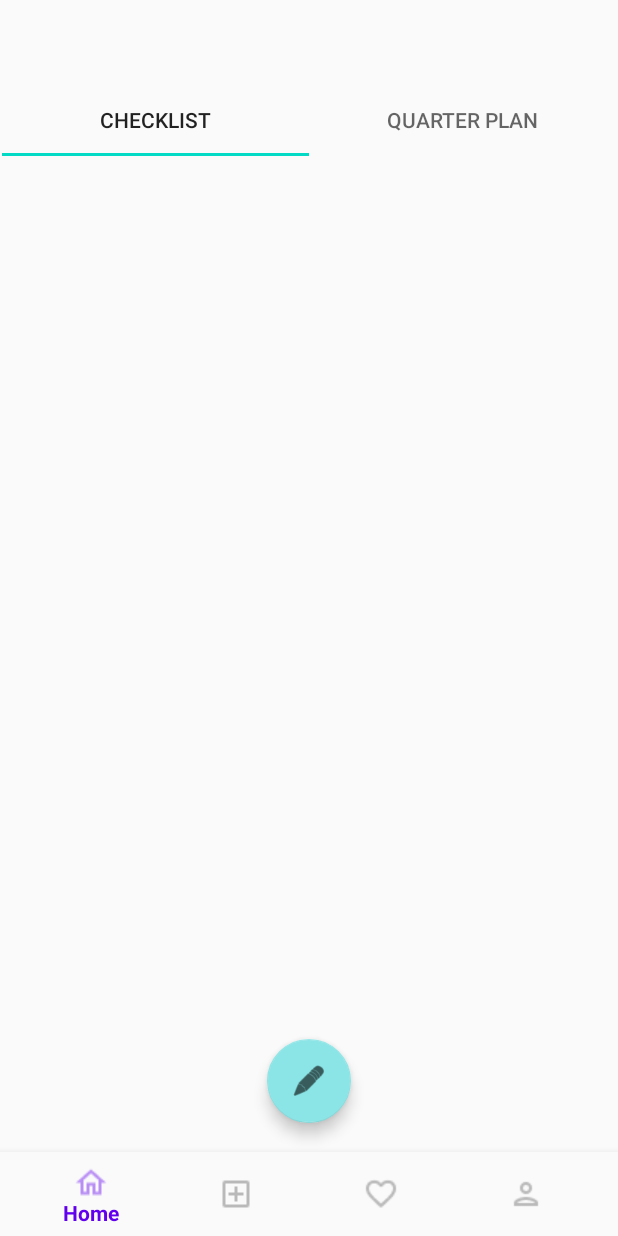
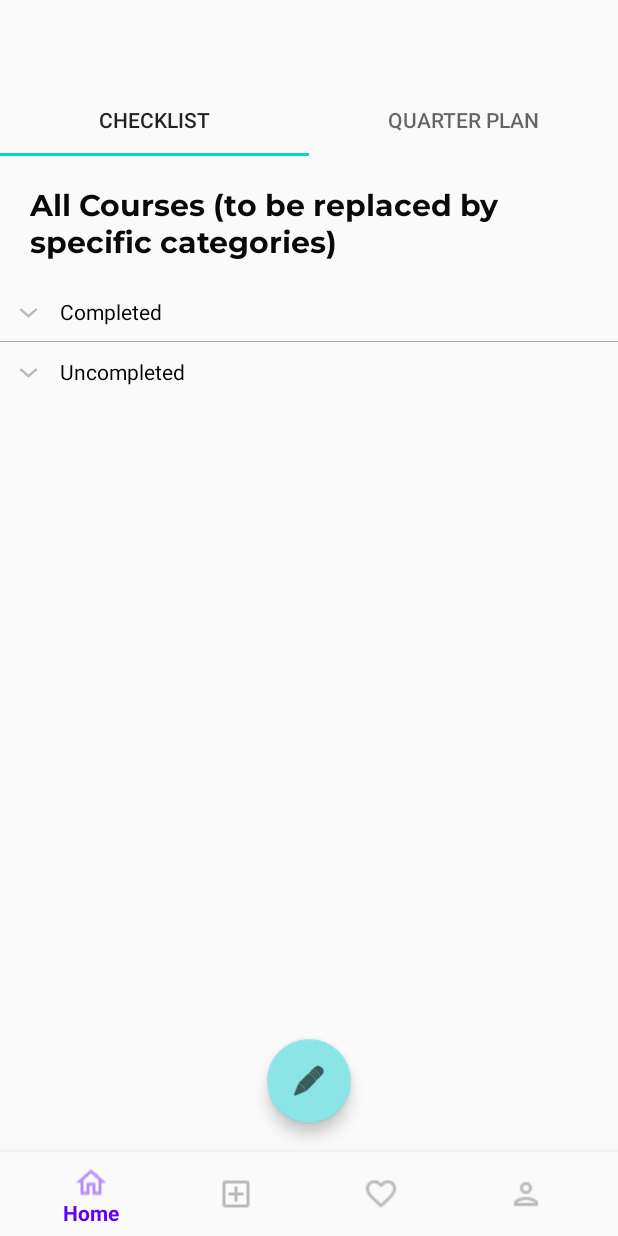
Before and after one commit to SKBost/Degree-Planner, an Android app: the screen it shows after launch (MainActivity), after a tap on "Get Started!", on a phone screen of 412 x 824 dp. Run offline under Robolectric (Android 15) with nearby library versions, the phone set to English and light mode, and no system bars; our stand-ins replace navigation-ui.

Commit message:
Added to home layout (note: completed/uncompleted not functional yet)

```diff
--- a/app/build.gradle
+++ b/app/build.gradle
@@ -20,6 +20,10 @@ android {
             proguardFiles getDefaultProguardFile('proguard-android-optimize.txt'), 'proguard-rules.pro'
         }
     }
+    compileOptions {
+        sourceCompatibility JavaVersion.VERSION_1_8
+        targetCompatibility JavaVersion.VERSION_1_8
+    }
 }
 
 dependencies {
@@ -33,6 +37,7 @@ dependencies {
     implementation 'androidx.lifecycle:lifecycle-extensions:2.2.0'
     implementation 'junit:junit:4.12'
     implementation 'junit:junit:4.12'
+    implementation 'androidx.legacy:legacy-support-v4:1.0.0'
     testImplementation 'junit:junit:4.12'
     androidTestImplementation 'androidx.test.ext:junit:1.1.1'
     androidTestImplementation 'androidx.test.espresso:espresso-core:3.2.0'
--- a/app/src/main/java/com/example/degreeplanner/activities/MainActivity.java
+++ b/app/src/main/java/com/example/degreeplanner/activities/MainActivity.java
@@ -6,6 +6,7 @@ import android.view.View;
 import android.widget.Button;
 
 import com.example.degreeplanner.R;
+import com.example.degreeplanner.classes.RequirementCategory;
 import com.google.android.material.bottomnavigation.BottomNavigationView;
 import com.google.android.material.floatingactionbutton.FloatingActionButton;
 
@@ -14,6 +15,9 @@ import androidx.navigation.NavController;
 import androidx.navigation.Navigation;
 import androidx.navigation.ui.AppBarConfiguration;
 import androidx.navigation.ui.NavigationUI;
+
+import java.util.ArrayList;
+import java.util.Arrays;
 
 public class MainActivity extends AppCompatActivity {
 
@@ -31,8 +35,6 @@ public class MainActivity extends AppCompatActivity {
         NavController navController = Navigation.findNavController(this, R.id.nav_host_fragment);
         //NavigationUI.setupActionBarWithNavController(this, navController, appBarConfiguration);
         NavigationUI.setupWithNavController(navView, navController);
-
-
     }
 
 
--- a/app/src/main/java/com/example/degreeplanner/ui/home/HomeFragment.java
+++ b/app/src/main/java/com/example/degreeplanner/ui/home/HomeFragment.java
@@ -2,10 +2,12 @@ package com.example.degreeplanner.ui.home;
 
 import android.content.Intent;
 import android.os.Bundle;
+import android.util.Log;
 import android.view.Gravity;
 import android.view.LayoutInflater;
 import android.view.View;
 import android.view.ViewGroup;
+import android.widget.ExpandableListView;
 import android.widget.LinearLayout;
 import android.widget.PopupWindow;
 import android.widget.RelativeLayout;
@@ -15,23 +17,36 @@ import androidx.annotation.NonNull;
 import androidx.annotation.Nullable;
 import androidx.fragment.app.Fragment;
 import androidx.lifecycle.Observer;
+import androidx.lifecycle.ViewModelProvider;
 import androidx.lifecycle.ViewModelProviders;
+import androidx.viewpager.widget.ViewPager;
+import androidx.viewpager2.widget.ViewPager2;
 
 import com.example.degreeplanner.R;
+import com.example.degreeplanner.ui.home.checklist.ChecklistAdapter;
 import com.example.degreeplanner.ui.requirements.AddRequirement;
+import com.example.degreeplanner.ui.requirements.RequirementsViewModel;
 import com.google.android.material.floatingactionbutton.FloatingActionButton;
+import com.google.android.material.tabs.TabLayout;
+import com.google.android.material.tabs.TabLayoutMediator;
 
 public class HomeFragment extends Fragment {
 
     private HomeViewModel homeViewModel;
+    TabAdapter tabAdapter;
+    ViewPager2 viewPager;
+    private static final String[] tabNames = new String[] {"Checklist", "Quarter Plan"};
 
     public View onCreateView(@NonNull LayoutInflater inflater,
                              final ViewGroup container, Bundle savedInstanceState) {
         homeViewModel =
-                ViewModelProviders.of(this).get(HomeViewModel.class);
+                new ViewModelProvider(this).get(HomeViewModel.class);
         final View root = inflater.inflate(R.layout.fragment_home, container, false);
 
-        //Test quarter plan image
+        // Set up checklist and quarter plan tab
+        tabAdapter = new TabAdapter(getActivity());
+        viewPager = root.findViewById(R.id.home_view_pager);
+        viewPager.setAdapter(tabAdapter);
 
 
         // Move to add requirements screen once button is pressed
@@ -44,6 +59,14 @@ public class HomeFragment extends Fragment {
         });
 
         return root;
+    }
+
+    @Override
+    public void onViewCreated(@NonNull View view, @Nullable Bundle savedInstanceState) {
+        TabLayout tabLayout = view.findViewById(R.id.tabLayout);
+        new TabLayoutMediator(tabLayout, viewPager,
+                (tab, position) -> tab.setText(tabNames[position])
+        ).attach();
     }
 
     /*
@@ -59,8 +82,6 @@ public class HomeFragment extends Fragment {
 
         final PopupWindow popupWindow = new PopupWindow(popupView, width, 550, true);
 
-
-
         // show the popup window
         // which view you pass in doesn't matter, it is only used for the window token
         popupWindow.showAtLocation(view, Gravity.CENTER, 0, 600);
--- /dev/null
+++ b/app/src/main/java/com/example/degreeplanner/ui/home/TabAdapter.java
@@ -0,0 +1,35 @@
+package com.example.degreeplanner.ui.home;
+
+import androidx.annotation.NonNull;
+import androidx.fragment.app.Fragment;
+import androidx.fragment.app.FragmentActivity;
+import androidx.viewpager2.adapter.FragmentStateAdapter;
+
+import com.example.degreeplanner.ui.home.checklist.ChecklistTabFragment;
+
+public class TabAdapter extends FragmentStateAdapter {
+
+    private final int NUM_TABS = 2;
+
+    public TabAdapter(@NonNull FragmentActivity fragmentActivity) {
+        super(fragmentActivity);
+    }
+
+    @NonNull
+    @Override
+    public Fragment createFragment(int position) {
+        switch (position) {
+            case 0:
+                return new ChecklistTabFragment();
+            case 1:
+                return new QuarterPlanTabFragment();
+
+        }
+        return new ChecklistTabFragment();
+    }
+
+    @Override
+    public int getItemCount() {
+        return NUM_TABS;
+    }
+}
--- /dev/null
+++ b/app/src/main/java/com/example/degreeplanner/ui/home/checklist/ChecklistAdapter.java
@@ -0,0 +1,140 @@
+package com.example.degreeplanner.ui.home.checklist;
+
+import android.content.Context;
+import android.view.LayoutInflater;
+import android.view.View;
+import android.view.ViewGroup;
+import android.widget.BaseExpandableListAdapter;
+import android.widget.TextView;
+
+import com.example.degreeplanner.R;
+import com.example.degreeplanner.classes.Checklist;
+import com.example.degreeplanner.classes.Course;
+import com.example.degreeplanner.classes.RequirementCategory;
+
+import java.util.ArrayList;
+import java.util.List;
+
+public class ChecklistAdapter extends BaseExpandableListAdapter {
+    private Context context;
+    // Header information (completed/uncompleted)
+    private List<String> expandableListTitle;
+    // List body information (courses)
+    private Checklist expandableListDetail;
+
+    /*
+     * Adapter constructor
+     */
+    public ChecklistAdapter(Context context, ArrayList<RequirementCategory> myReqCourses, ArrayList<Course> myCompCourses) {
+        super();
+        this.context = context;
+        expandableListTitle = new ArrayList<>();
+        this.expandableListTitle.add("Completed");
+        this.expandableListTitle.add("Uncompleted");
+        expandableListDetail = new Checklist(myReqCourses, myCompCourses);
+    }
+
+    /*
+     * Gets the data associated with the given child within the given group
+     */
+    @Override
+    public Course getChild(int listPosition, int expandedListPosition) {
+        switch (listPosition) {
+            case 0:
+                return expandableListDetail.getCompletedCourses().get(expandedListPosition);
+            case 1:
+                // todo: get uncompleted courses, currently returns completed courses
+                return expandableListDetail.getCompletedCourses().get(expandedListPosition);
+        }
+        return expandableListDetail.getCompletedCourses().get(expandedListPosition);
+    }
+
+    /*
+     * Gets the ID for the given child within the given group
+     */
+    @Override
+    public long getChildId(int listPosition, int expandedListPosition) {
+        return expandedListPosition;
+    }
+
+    /*
+     * Gets a View that displays the data for the given child within the given group
+     */
+    @Override
+    public View getChildView(int listPosition, final int expandedListPosition,
+                             boolean isLastChild, View convertView, ViewGroup parent) {
+        // Turn each Course object into a string with name
+        final String myDept = getChild(listPosition, expandedListPosition).getDept();
+        final String myCourseCode = getChild(listPosition, expandedListPosition).getCode();
+        final String expandedListText = myDept + myCourseCode;
+        // Inflate child item view
+        if (convertView == null) {
+            LayoutInflater layoutInflater = (LayoutInflater) this.context
+                    .getSystemService(Context.LAYOUT_INFLATER_SERVICE);
+            convertView = layoutInflater.inflate(R.layout.checklist_child_item, parent, false);
+        }
+        // Set text of child item to course name
+        TextView expandedListTextView = (TextView) convertView
+                .findViewById(R.id.expandedListItem);
+        expandedListTextView.setText(expandedListText);
+        return convertView;
+    }
+
+    @Override
+    public int getChildrenCount(int listPosition) {
+        switch (listPosition) {
+            case 0:
+                return expandableListDetail.getCompletedCourses().size();
+            case 1:
+                // todo: get uncompleted course size, currently returns completed courses
+                return expandableListDetail.getCompletedCourses().size();
+        }
+        return expandableListDetail.getCompletedCourses().size();
+    }
+
+    @Override
+    public Object getGroup(int listPosition) {
+        return this.expandableListTitle.get(listPosition);
+    }
+
+    @Override
+    public int getGroupCount() {
+        return this.expandableListTitle.size();
+    }
+
+    @Override
+    public long getGroupId(int listPosition) {
+        return listPosition;
+    }
+
+    /*
+     * Gets a View that displays the given group
+     */
+    @Override
+    public View getGroupView(int listPosition, boolean isExpanded,
+                             View convertView, ViewGroup parent) {
+        // Get either the completed or uncompleted category
+        String listTitle = (String) getGroup(listPosition);
+        // Inflate view of group text
+        if (convertView == null) {
+            LayoutInflater layoutInflater = (LayoutInflater) this.context.
+                    getSystemService(Context.LAYOUT_INFLATER_SERVICE);
+            convertView = layoutInflater.inflate(R.layout.checklist_group_header, parent, false);
+        }
+        // Set text to name of header
+        TextView listTitleTextView = (TextView) convertView
+                .findViewById(R.id.listTitle);
+        listTitleTextView.setText(listTitle);
+        return convertView;
+    }
+
+    @Override
+    public boolean hasStableIds() {
+        return false;
+    }
+
+    @Override
+    public boolean isChildSelectable(int listPosition, int expandedListPosition) {
+        return true;
+    }
+}
--- /dev/null
+++ b/app/src/main/java/com/example/degreeplanner/ui/home/checklist/ChecklistTabFragment.java
@@ -0,0 +1,52 @@
+package com.example.degreeplanner.ui.home.checklist;
+
+import androidx.lifecycle.ViewModelProviders;
+
+import android.os.Bundle;
+
+import androidx.annotation.NonNull;
+import androidx.annotation.Nullable;
+import androidx.fragment.app.Fragment;
+
+import android.util.Log;
+import android.view.LayoutInflater;
+import android.view.View;
+import android.view.ViewGroup;
+import android.widget.ExpandableListView;
+
+import com.example.degreeplanner.R;
+import com.example.degreeplanner.ui.requirements.RequirementsViewModel;
+
+public class ChecklistTabFragment extends Fragment {
+
+    private ChecklistTabViewModel mViewModel;
+    ExpandableListView expandableListView;
+    ChecklistAdapter checklistAdapter;
+
+    public static ChecklistTabFragment newInstance() {
+        return new ChecklistTabFragment();
+    }
+
+    @Override
+    public View onCreateView(@NonNull LayoutInflater inflater, @Nullable ViewGroup container,
+                             @Nullable Bundle savedInstanceState) {
+        final View root = inflater.inflate(R.layout.checklist_tab_fragment, container, false);
+
+        // Set up expandable list in checklist
+        expandableListView = (ExpandableListView) root.findViewById(R.id.expandableListView);
+        // todo: using all courses, replace with specific categories (major,minor,etc.)
+        // todo: array of all completed courses needs to be made, using all courses just as filler
+        checklistAdapter = new ChecklistAdapter(getContext(), RequirementsViewModel.allReqCats, RequirementsViewModel.allCourses.getCourses());
+        expandableListView.setAdapter(checklistAdapter);
+
+        return root;
+    }
+
+    @Override
+    public void onActivityCreated(@Nullable Bundle savedInstanceState) {
+        super.onActivityCreated(savedInstanceState);
+        mViewModel = ViewModelProviders.of(this).get(ChecklistTabViewModel.class);
+        // TODO: Use the ViewModel
+    }
+
+}
--- /dev/null
+++ b/app/src/main/java/com/example/degreeplanner/ui/home/checklist/ChecklistTabViewModel.java
@@ -0,0 +1,7 @@
+package com.example.degreeplanner.ui.home.checklist;
+
+import androidx.lifecycle.ViewModel;
+
+public class ChecklistTabViewModel extends ViewModel {
+    // TODO: Implement the ViewModel
+}
--- a/app/src/main/java/com/example/degreeplanner/ui/requirements/RequirementAdapter.java
+++ b/app/src/main/java/com/example/degreeplanner/ui/requirements/RequirementAdapter.java
@@ -58,8 +58,8 @@ public class RequirementAdapter extends RecyclerView.Adapter<RequirementAdapter.
     public void onBindViewHolder(@NonNull ViewHolder holder, int position) {
         TextView myTextView = holder.textView;
         Course myCourse = courses.get(position);
+        // todo: replace text with resource strings
         myTextView.setText(myCourse.getDept() + " " + myCourse.getCode());
-        Log.e("RequirementsFragment", "AAAAAAH" + " " + myCourse.getDept() + " " + myCourse.getCode());
     }
 
     /*
@@ -67,7 +67,6 @@ public class RequirementAdapter extends RecyclerView.Adapter<RequirementAdapter.
      */
     @Override
     public int getItemCount() {
-        Log.e("adapter", "This is size: " + courses.size());
         return this.courses.size();
     }
 }
--- a/app/src/main/java/com/example/degreeplanner/ui/requirements/RequirementsViewModel.java
+++ b/app/src/main/java/com/example/degreeplanner/ui/requirements/RequirementsViewModel.java
@@ -17,11 +17,14 @@ import com.example.degreeplanner.classes.Course;
 import com.example.degreeplanner.classes.RequirementCategory;
 
 import java.util.ArrayList;
+import java.util.Arrays;
 
 
 public class RequirementsViewModel extends ViewModel {
 
     public static RequirementCategory allCourses = new RequirementCategory("All Course Info");
+    public static ArrayList<RequirementCategory> allReqCats =
+            new ArrayList<>(Arrays.asList(allCourses));
 
 
     public ArrayList<Course> getAllCourses() {
--- /dev/null
+++ b/app/src/main/res/layout/checklist_group_header.xml
@@ -0,0 +1,16 @@
+<?xml version="1.0" encoding="utf-8"?>
+
+<LinearLayout
+    xmlns:android="http://schemas.android.com/apk/res/android"
+    android:orientation="vertical"
+    android:layout_width="match_parent"
+    android:layout_height="wrap_content">
+    <TextView
+        android:id="@+id/listTitle"
+        android:layout_width="fill_parent"
+        android:layout_height="wrap_content"
+        android:paddingStart="?android:attr/expandableListPreferredItemPaddingLeft"
+        android:textColor="@android:color/black"
+        android:paddingTop="10dp"
+        android:paddingBottom="10dp" />
+</LinearLayout>
--- /dev/null
+++ b/app/src/main/res/layout/checklist_tab_fragment.xml
@@ -0,0 +1,28 @@
+<?xml version="1.0" encoding="utf-8"?>
+<RelativeLayout xmlns:android="http://schemas.android.com/apk/res/android"
+    android:id="@+id/checklist_tab"
+    android:layout_width="match_parent"
+    android:layout_height="match_parent">
+
+    <TextView
+        android:id="@+id/checklist_major"
+        android:layout_width="wrap_content"
+        android:layout_height="wrap_content"
+        android:fontFamily="@font/montserrat_bold"
+        android:text="All Courses (to be replaced by specific categories)"
+        android:textColor="@color/black"
+        android:textSize="20sp"
+        android:layout_marginStart="20dp"
+        android:layout_marginTop="20dp"/>
+
+    <ExpandableListView
+        android:id="@+id/expandableListView"
+        android:layout_width="match_parent"
+        android:layout_height="wrap_content"
+        android:layout_below="@+id/checklist_major"
+        android:layout_marginTop="10dp"
+        android:divider="@android:color/darker_gray"
+        android:dividerHeight="0.5dp"
+        android:indicatorLeft="?android:attr/expandableListPreferredItemIndicatorLeft" />
+
+</RelativeLayout>
--- a/app/src/main/res/layout/fragment_home.xml
+++ b/app/src/main/res/layout/fragment_home.xml
@@ -1,26 +1,22 @@
 <?xml version="1.0" encoding="utf-8"?>
-<androidx.constraintlayout.widget.ConstraintLayout xmlns:android="http://schemas.android.com/apk/res/android"
+<androidx.constraintlayout.widget.ConstraintLayout
+    xmlns:android="http://schemas.android.com/apk/res/android"
     xmlns:app="http://schemas.android.com/apk/res-auto"
     xmlns:tools="http://schemas.android.com/tools"
     android:layout_width="match_parent"
     android:layout_height="match_parent"
-    tools:context=".ui.home.HomeFragment">
+    tools:context=".ui.home.HomeFragment"
+    >
 
-    <com.google.android.material.floatingactionbutton.FloatingActionButton
-        android:id="@+id/edit_quarter_plan_button"
-        android:layout_width="wrap_content"
-        android:layout_height="wrap_content"
-        android:layout_marginBottom="75dp"
-        android:clickable="true"
-        android:src="@android:drawable/ic_menu_edit"
-        android:tint="@android:color/black"
-        app:backgroundTint="@color/light_blue"
-        app:layout_constraintBottom_toBottomOf="parent"
-        app:layout_constraintEnd_toEndOf="parent"
-        app:layout_constraintStart_toStartOf="parent" />
+    <LinearLayout
+        android:id="@+id/linearLayout"
+        android:layout_width="match_parent"
+        android:layout_height="match_parent"
+        android:orientation="vertical">
 
         <com.google.android.material.tabs.TabLayout
-        android:layout_width="409dp"
+            android:id="@+id/tabLayout"
+            android:layout_width="match_parent"
             android:layout_height="wrap_content"
             app:layout_constraintEnd_toEndOf="parent"
             app:layout_constraintStart_toStartOf="parent"
@@ -29,11 +25,36 @@
             <com.google.android.material.tabs.TabItem
                 android:layout_width="wrap_content"
                 android:layout_height="wrap_content"
-            android:text="@string/checklist"/>
+                android:text="@string/checklist" />
 
             <com.google.android.material.tabs.TabItem
                 android:layout_width="wrap_content"
                 android:layout_height="wrap_content"
                 android:text="@string/quarter_plan" />
         </com.google.android.material.tabs.TabLayout>
+
+        <androidx.viewpager2.widget.ViewPager2
+            android:id="@+id/home_view_pager"
+            android:layout_width="match_parent"
+            android:layout_height="579dp"
+            app:layout_constraintBottom_toTopOf="@+id/edit_quarter_plan_button"
+            app:layout_constraintEnd_toEndOf="parent"
+            app:layout_constraintStart_toStartOf="parent"
+            app:layout_constraintTop_toBottomOf="@+id/tabLayout" />
+
+    </LinearLayout>
+
+    <com.google.android.material.floatingactionbutton.FloatingActionButton
+        android:id="@+id/edit_quarter_plan_button"
+        android:layout_width="wrap_content"
+        android:layout_height="wrap_content"
+        android:layout_gravity="center_horizontal|center"
+        android:layout_marginBottom="75dp"
+        android:clickable="true"
+        android:src="@android:drawable/ic_menu_edit"
+        android:tint="@android:color/black"
+        app:backgroundTint="@color/light_blue"
+        app:layout_constraintBottom_toBottomOf="@+id/linearLayout"
+        app:layout_constraintEnd_toEndOf="@+id/linearLayout"
+        app:layout_constraintStart_toStartOf="@+id/linearLayout" />
 </androidx.constraintlayout.widget.ConstraintLayout>
```
Also changed, not shown: app/src/main/java/com/example/degreeplanner/ui/home/QuarterPlanTabFragment.java (added, +38 -0 lines), app/src/main/java/com/example/degreeplanner/ui/home/QuarterPlanTabViewModel.java (added, +7 -0 lines), app/src/main/res/layout/checklist_child_item.xml (added, +15 -0 lines), app/src/main/res/layout/quarter_plan_tab_fragment.xml (added, +13 -0 lines). Lines whose indentation alone changed are shown as unchanged.
